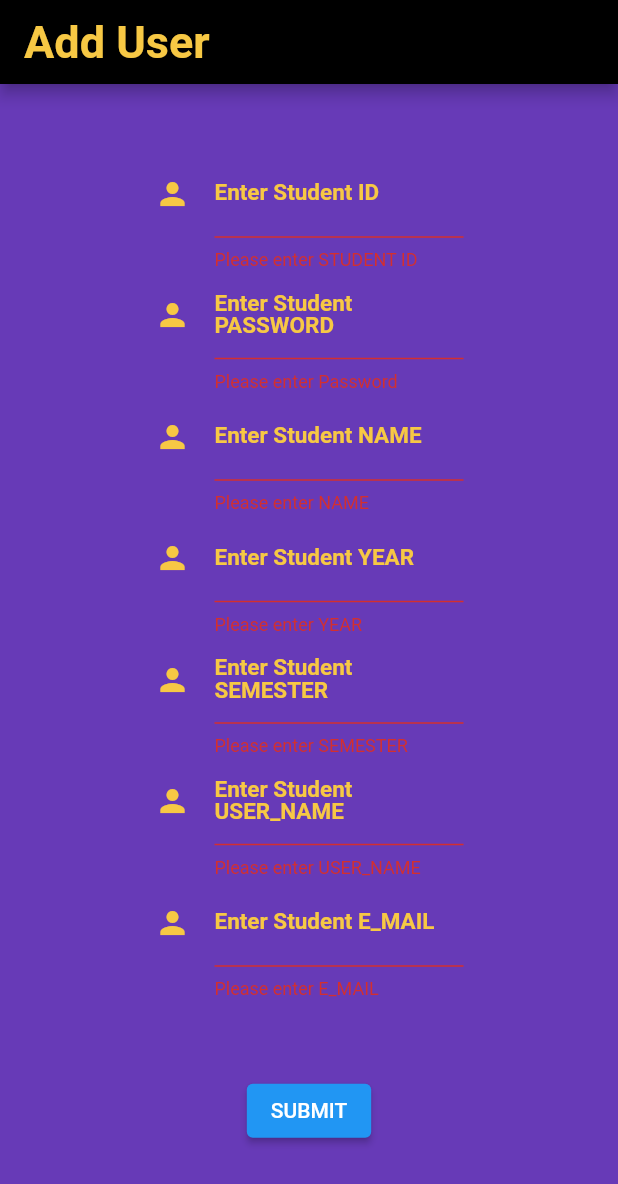
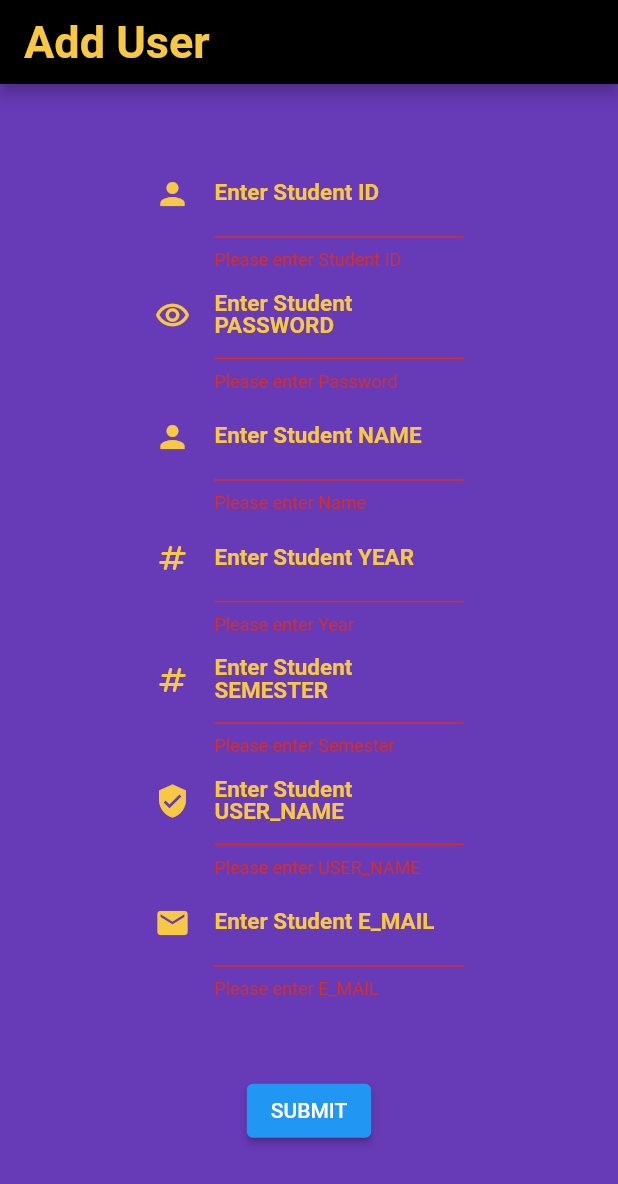
Before and after one commit to VE5PER/Automated-Elective-Processing, a Flutter app: the addUser screen opened directly, after a tap on "SUBMIT", on a phone screen of 412 x 824 dp. Shown: the top 1184 px of the screen. Run offline on Flutter 3.47's test engine with Material 2 defaults, Android fonts, the phone set to English and light mode, and no system bars; our stand-ins replace carousel_slider, google_fonts, table_calendar; missing offline and left inert: dart:html, dart:js, table_sticky_headers; accounts and stored records are empty; network calls fail.

Commit message:
added icons to add_user.dart

```diff
--- a/CODE/caut_front/lib/main.dart
+++ b/CODE/caut_front/lib/main.dart
@@ -196,12 +196,12 @@ class _loginformState extends State<loginform> {
               },
               child: const Text('Login'),
             ),
-            IconButton(
-                onPressed: () {
-                  Navigator.pushReplacement(context,
-                      MaterialPageRoute(builder: (context) => dashboard()));
-                },
-                icon: Icon(Icons.dashboard))
+            // IconButton(
+            //     onPressed: () {
+            //       Navigator.pushReplacement(context,
+            //           MaterialPageRoute(builder: (context) => dashboard()));
+            //     },
+            //     icon: Icon(Icons.dashboard))
           ],
         ),
       ),
--- a/CODE/caut_front/lib/pages/add_user.dart
+++ b/CODE/caut_front/lib/pages/add_user.dart
@@ -70,7 +70,7 @@ class _addUserState extends State<addUser> {
                     controller: S_ID,
                     validator: (String? value) {
                       if (value == null || value.isEmpty) {
-                        return 'Please enter STUDENT ID';
+                        return 'Please enter Student ID';
                       }
                       return null;
                     },
@@ -78,7 +78,7 @@ class _addUserState extends State<addUser> {
                   TextFormField(
                     decoration: InputDecoration(
                       icon: Icon(
-                        Icons.person,
+                        Icons.remove_red_eye_outlined,
                         color: AppColor.yellow,
                       ),
                       label: Text(
@@ -113,7 +113,7 @@ class _addUserState extends State<addUser> {
                     ),
                     validator: (String? value) {
                       if (value == null || value.isEmpty) {
-                        return 'Please enter NAME';
+                        return 'Please enter Name';
                       }
                       return null;
                     },
@@ -122,7 +122,7 @@ class _addUserState extends State<addUser> {
                   TextFormField(
                     decoration: InputDecoration(
                       icon: Icon(
-                        Icons.person,
+                        Icons.numbers_rounded,
                         color: AppColor.yellow,
                       ),
                       label: Text(
@@ -135,7 +135,7 @@ class _addUserState extends State<addUser> {
                     ),
                     validator: (String? value) {
                       if (value == null || value.isEmpty) {
-                        return 'Please enter YEAR';
+                        return 'Please enter Year';
                       }
                       return null;
                     },
@@ -144,7 +144,7 @@ class _addUserState extends State<addUser> {
                   TextFormField(
                     decoration: InputDecoration(
                       icon: Icon(
-                        Icons.person,
+                        Icons.numbers_rounded,
                         color: AppColor.yellow,
                       ),
                       label: Text(
@@ -157,7 +157,7 @@ class _addUserState extends State<addUser> {
                     ),
                     validator: (String? value) {
                       if (value == null || value.isEmpty) {
-                        return 'Please enter SEMESTER';
+                        return 'Please enter Semester';
                       }
                       return null;
                     },
@@ -166,7 +166,7 @@ class _addUserState extends State<addUser> {
                   TextFormField(
                     decoration: InputDecoration(
                       icon: Icon(
-                        Icons.person,
+                        Icons.verified_user,
                         color: AppColor.yellow,
                       ),
                       label: Text(
@@ -188,7 +188,7 @@ class _addUserState extends State<addUser> {
                   TextFormField(
                     decoration: InputDecoration(
                       icon: Icon(
-                        Icons.person,
+                        Icons.email,
                         color: AppColor.yellow,
                       ),
                       label: Text(
```
